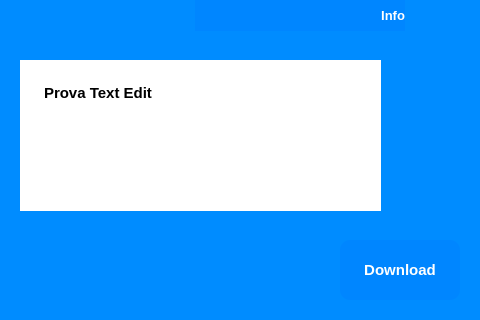
The window that view/recap_info_window.ui (ISacchitella/MicroOne_v1.1) describes before a commit, drawn with Qt 5.
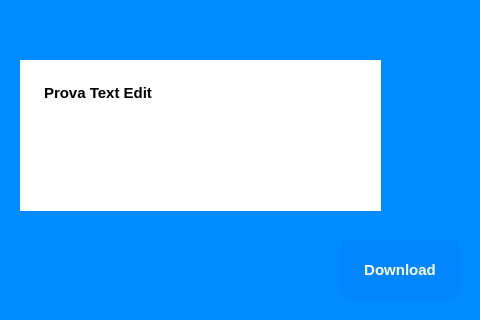
The same window after the commit. Icons and pictures are not drawn.

Patch:
```diff
--- a/view/recap_info_window.ui
+++ b/view/recap_info_window.ui
@@ -171,35 +171,6 @@
     <bool>true</bool>
    </property>
   </widget>
-  <widget class="QLabel" name="nome_label">
-   <property name="geometry">
-    <rect>
-     <x>195</x>
-     <y>0</y>
-     <width>210</width>
-     <height>31</height>
-    </rect>
-   </property>
-   <property name="font">
-    <font>
-     <family>Segoe UI</family>
-     <pointsize>10</pointsize>
-     <weight>75</weight>
-     <bold>true</bold>
-    </font>
-   </property>
-   <property name="styleSheet">
-    <string notr="true">background-color: rgb(0, 134, 255);
-
-color: rgb(255, 255, 255);</string>
-   </property>
-   <property name="text">
-    <string>Info</string>
-   </property>
-   <property name="alignment">
-    <set>Qt::AlignRight|Qt::AlignTrailing|Qt::AlignVCenter</set>
-   </property>
-  </widget>
   <zorder>label_5</zorder>
   <zorder>download_btn</zorder>
   <zorder>recap_info_scrollarea</zorder>
```
Left out of the diff: 10 changed lines with no effect on the pictures.
